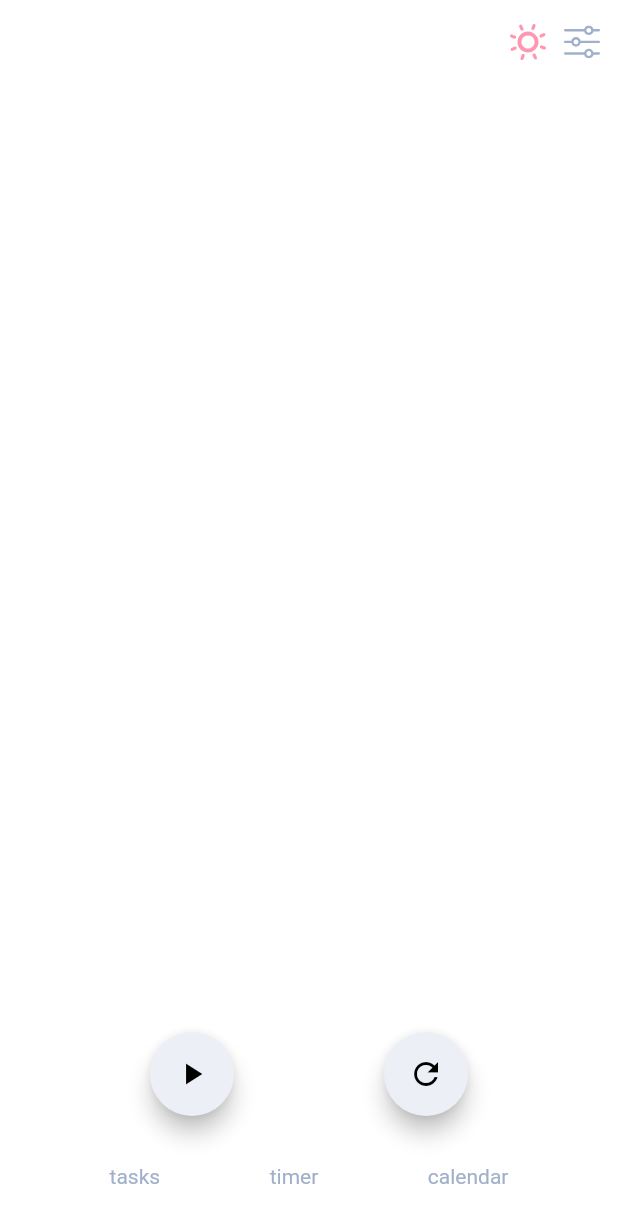
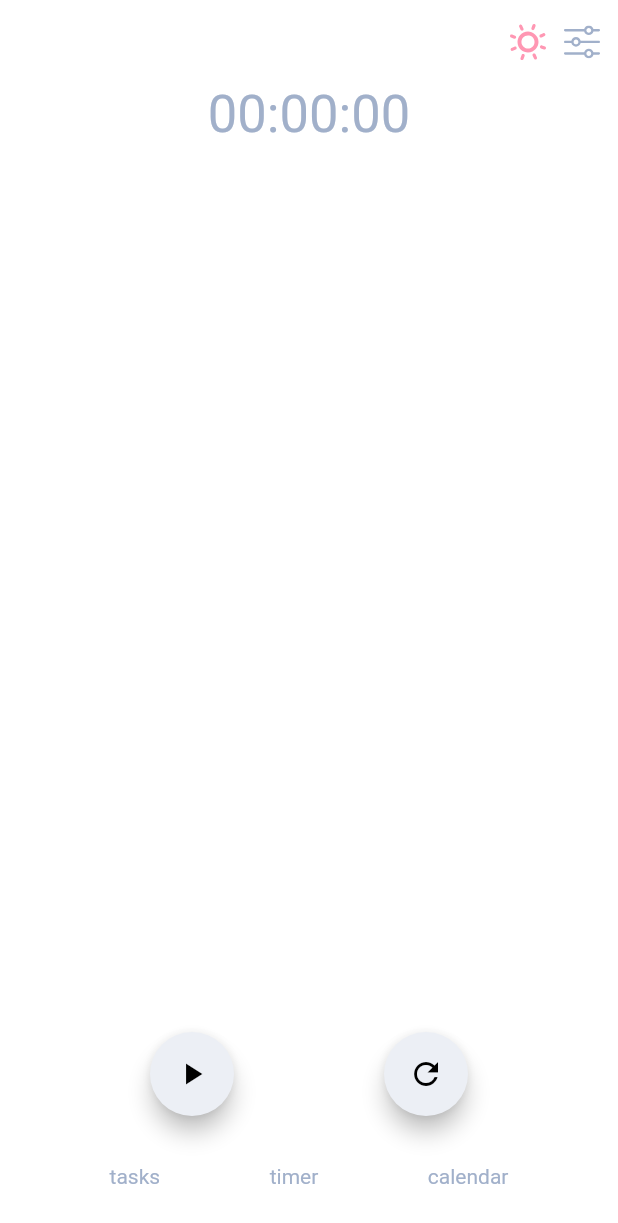
Before and after one commit to cdroot92/timer-tech, a Flutter app: the screen it shows after launch, on a phone screen of 412 x 824 dp. Shown: the top 1223 px of the screen. Run offline on Flutter 3.47's test engine with Material 2 defaults, Android fonts, the phone set to English and light mode, and no system bars; our stand-ins replace flutter_local_notifications, flutter_svg, google_fonts.

```diff
--- a/lib/screens/components/timer.dart
+++ b/lib/screens/components/timer.dart
@@ -275,7 +275,7 @@ class _ClockTimerState extends State<ClockTimer> {
           Align(
             alignment: Alignment.topCenter,
             child: Text(
-              _sec != 0 ? "${getTimerText()}" : "",
+              "${getTimerText()}",
               style: TextStyle(fontSize: 35),
             ),
           ),
```
